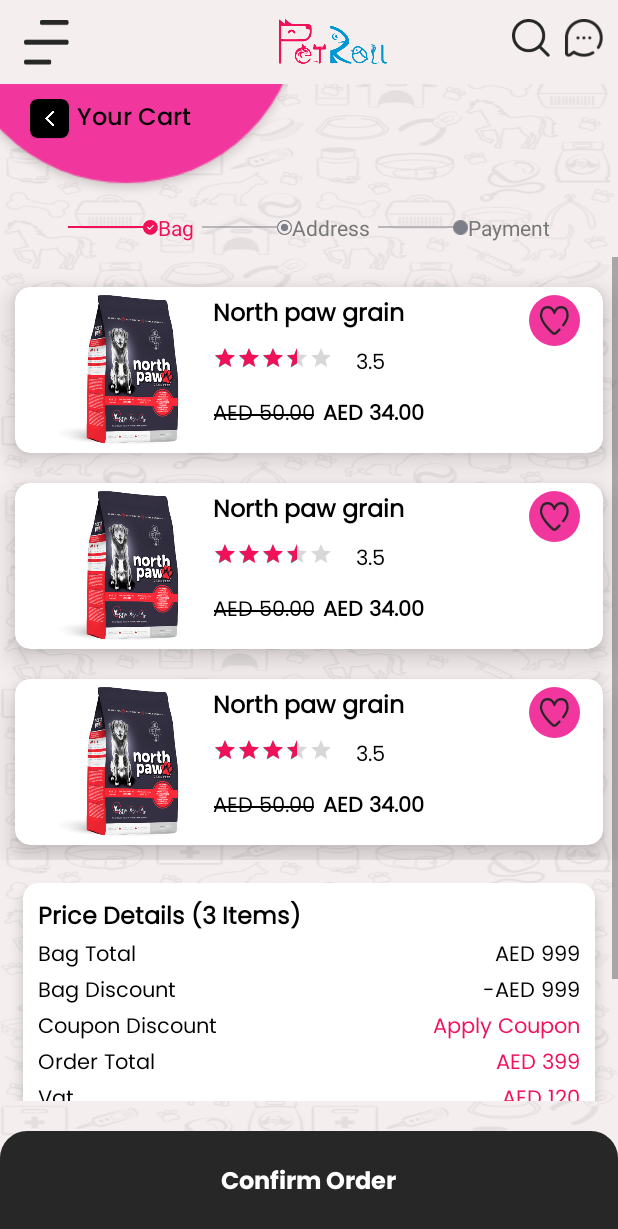
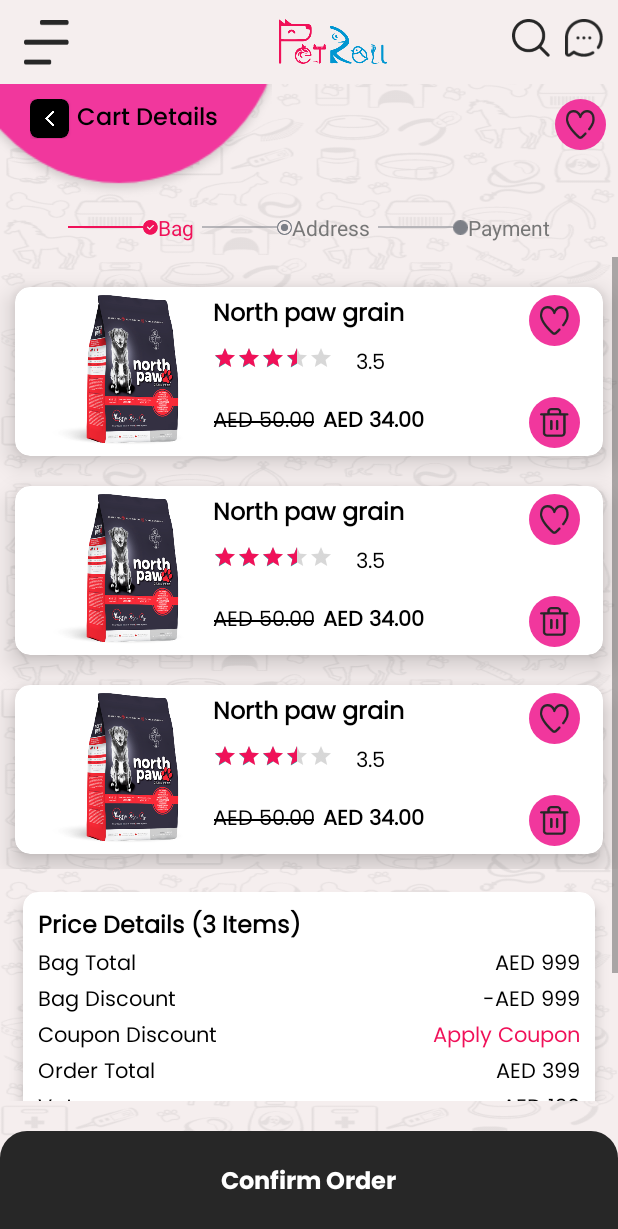
Before and after one commit to aman-adsandurl/petroll_user, an Android app: the CartActivity screen opened directly, with no data from a screen before it, on a phone screen of 412 x 824 dp. Shown: the top 1229 px of the screen. Run offline under Robolectric (Android 15) with nearby library versions, the phone set to English and light mode, and no system bars; our stand-ins replace sdp/ssp sizes; libraries missing offline, so code that uses them is left out: com.etebarian.meowbottomnavigation; plain views replace MeowBottomNavigation; 7 statements that could not run were skipped.

Commit message:
CartActivity: updated ui

```diff
--- a/app/src/main/java/com/petroll/ui/cart/CartActivity.kt
+++ b/app/src/main/java/com/petroll/ui/cart/CartActivity.kt
@@ -2,6 +2,7 @@ package com.petroll.ui.cart
 
 import android.content.Intent
 import android.os.Bundle
+import androidx.appcompat.content.res.AppCompatResources
 import androidx.core.content.ContextCompat
 import androidx.fragment.app.Fragment
 import androidx.fragment.app.FragmentManager
@@ -29,7 +30,7 @@ class CartActivity : BaseActivity() {
         setUpBottomClickedView(false)
         hideBottomBar(getString(R.string.confirm_order))
         backButtonHandling()
-        binding.back.tvBack.text = getString(R.string.your_cart)
+        binding.back.tvBack.text = getString(R.string.cart_details)
         setNextClick()
         setUpViewPager()
     }
@@ -39,14 +40,14 @@ class CartActivity : BaseActivity() {
         baseBind.rlNext.setOnClickListener {
             when (binding.vpFragments.currentItem) {
                 0 -> {
-                    binding.vpFragments.setCurrentItem(1)
+                    binding.vpFragments.currentItem = 1
                     setBottomBarText(getString(R.string.checkout))
                     binding.back.tvBack.text = getString(R.string.address)
                     binding.topProgress.ivAddress.setColorFilter(ContextCompat.getColor(this,R.color.indicator_highlight))
                     binding.topProgress.tvAddress.setTextColor(ContextCompat.getColor(this, R.color.indicator_highlight))
                 }
                 1 -> {
-                    binding.vpFragments.setCurrentItem(2)
+                    binding.vpFragments.currentItem = 2
                     binding.back.tvBack.text = getString(R.string.payment)
                     setBottomBarText(getString(R.string.place_order))
                     binding.topProgress.ivPayment.setColorFilter(ContextCompat.getColor(this,R.color.indicator_highlight))
@@ -62,14 +63,20 @@ class CartActivity : BaseActivity() {
         }
     }
 
-    fun backButtonHandling() {
+    private fun backButtonHandling() {
+        binding.iclFav.setImageResource(
+            R.drawable.ic_wishlist,
+            AppCompatResources.getColorStateList(this, R.color.skip_circle_color)
+        )
+        //my wishlist
+
         binding.back.backLayout.setOnClickListener {
             when (binding.vpFragments.currentItem) {
                 0 -> {
                     finish()
                 }
                 1 -> {
-                    binding.vpFragments.setCurrentItem(0)
+                    binding.vpFragments.currentItem = 0
                     binding.back.tvBack.text = getString(R.string.your_cart)
                     setBottomBarText(getString(R.string.confirm_order))
 //                    backButtonHandling()
@@ -78,7 +85,7 @@ class CartActivity : BaseActivity() {
                     binding.topProgress.tvAddress.setTextColor(ContextCompat.getColor(this, R.color.top_text_color))
                 }
                 else -> {
-                    binding.vpFragments.setCurrentItem(1)
+                    binding.vpFragments.currentItem = 1
                     binding.back.tvBack.text = getString(R.string.address)
                     setBottomBarText(getString(R.string.checkout))
                     binding.topProgress.ivPayment.setColorFilter(ContextCompat.getColor(this,R.color.line_color))
@@ -90,11 +97,11 @@ class CartActivity : BaseActivity() {
     }
 
     fun setUpViewPager() {
-        var adapter = MyPageAdapter(supportFragmentManager)
+        val adapter = MyPageAdapter(supportFragmentManager)
         binding.vpFragments.adapter = adapter
 
         binding.vpFragments.setOnTouchListener { _, _ ->
-            binding.vpFragments.getParent().requestDisallowInterceptTouchEvent(true)
+            binding.vpFragments.parent.requestDisallowInterceptTouchEvent(true)
             true
         }
     }
--- a/app/src/main/java/com/petroll/ui/dashboard/adapter/CartAdapter.kt
+++ b/app/src/main/java/com/petroll/ui/dashboard/adapter/CartAdapter.kt
@@ -9,7 +9,7 @@ import androidx.recyclerview.widget.RecyclerView
 import com.petroll.R
 import com.petroll.utils.IconCircleLayout
 
-class CartAdapter(val context: Context): RecyclerView.Adapter<CartAdapter.ViewHolder>() {
+class CartAdapter(val context: Context) : RecyclerView.Adapter<CartAdapter.ViewHolder>() {
     override fun onCreateViewHolder(parent: ViewGroup, viewType: Int): ViewHolder {
         val view = LayoutInflater.from(parent.context)
             .inflate(R.layout.row_cart, parent, false)
@@ -22,10 +22,19 @@ class CartAdapter(val context: Context): RecyclerView.Adapter<CartAdapter.ViewHo
     }
 
     class ViewHolder(ItemView: View) : RecyclerView.ViewHolder(ItemView) {
-        val iclFav = itemView.findViewById<IconCircleLayout>(R.id.icl_fav)
+        val iclFav: IconCircleLayout = itemView.findViewById(R.id.icl_fav)
+        val icDelete: IconCircleLayout = itemView.findViewById(R.id.icl_delete)
     }
 
     override fun onBindViewHolder(holder: ViewHolder, position: Int) {
-        holder.iclFav.setImageResource(R.drawable.ic_wishlist, AppCompatResources.getColorStateList(context,R.color.skip_circle_color))
+        holder.iclFav.setImageResource(
+            R.drawable.ic_wishlist,
+            AppCompatResources.getColorStateList(context, R.color.skip_circle_color)
+        )
+
+        holder.icDelete.setImageResource(
+            R.drawable.ic_delete_black,
+            AppCompatResources.getColorStateList(context, R.color.skip_circle_color)
+        )
     }
 }
--- a/app/src/main/res/layout/activity_cart.xml
+++ b/app/src/main/res/layout/activity_cart.xml
@@ -1,9 +1,8 @@
 <?xml version="1.0" encoding="utf-8"?>
 <LinearLayout xmlns:android="http://schemas.android.com/apk/res/android"
     android:layout_width="match_parent"
-    xmlns:app="http://schemas.android.com/apk/res-auto"
-    android:orientation="vertical"
-    android:layout_height="match_parent">
+    android:layout_height="match_parent"
+    android:orientation="vertical">
 
     <LinearLayout
         android:id="@+id/rl_top_bar"
@@ -16,30 +15,40 @@
             android:layout_width="0dp"
             android:layout_height="wrap_content"
             android:layout_weight="1" />
+
+        <com.petroll.utils.IconCircleLayout
+            android:id="@+id/icl_fav"
+            android:layout_width="wrap_content"
+            android:layout_height="wrap_content"
+            android:layout_marginStart="@dimen/_5sdp"
+            android:layout_marginTop="@dimen/dimen10"
+            android:layout_marginEnd="@dimen/dimen8"
+            android:layout_weight="1"
+            android:gravity="end" />
     </LinearLayout>
 
     <!--    layout for the upper progress-->
     <include
         android:id="@+id/top_progress"
-            layout="@layout/layout_top_progress"/>
+        layout="@layout/layout_top_progress" />
     <!--    end of the layout -->
 
     <ScrollView
         android:layout_width="match_parent"
+        android:layout_height="match_parent"
         android:fillViewport="true"
-        android:fitsSystemWindows="true"
-        android:layout_height="match_parent">
+        android:fitsSystemWindows="true">
 
         <RelativeLayout
             android:layout_width="match_parent"
-            android:orientation="vertical"
-            android:layout_height="wrap_content">
+            android:layout_height="wrap_content"
+            android:orientation="vertical">
 
             <androidx.viewpager.widget.ViewPager
                 android:id="@+id/vp_fragments"
-        android:layout_marginBottom="@dimen/dimen20"
                 android:layout_width="match_parent"
-        android:layout_height="wrap_content"/>
+                android:layout_height="wrap_content"
+                android:layout_marginBottom="@dimen/dimen20" />
 
         </RelativeLayout>
     </ScrollView>
--- a/app/src/main/res/layout/fragment_cart.xml
+++ b/app/src/main/res/layout/fragment_cart.xml
@@ -3,45 +3,47 @@
     xmlns:app="http://schemas.android.com/apk/res-auto"
     android:layout_width="match_parent"
     android:layout_height="match_parent">
+
     <LinearLayout
         android:layout_width="match_parent"
-    android:orientation="vertical"
-    android:layout_height="wrap_content">
+        android:layout_height="wrap_content"
+        android:orientation="vertical">
 
         <RelativeLayout
             android:layout_width="match_parent"
             android:layout_height="wrap_content">
+
             <androidx.recyclerview.widget.RecyclerView
                 android:id="@+id/rv_cart"
-        android:layout_marginTop="@dimen/dimen10"
                 android:layout_width="match_parent"
-        android:layout_height="wrap_content"/>
+                android:layout_height="wrap_content"
+                android:layout_marginTop="@dimen/dimen10" />
 
         </RelativeLayout>
+
         <androidx.cardview.widget.CardView
             android:id="@+id/cv_payment"
-        android:layout_below="@id/vp_fragments"
             android:layout_width="match_parent"
+            android:layout_height="wrap_content"
+            android:layout_margin="@dimen/dimen15"
+            app:cardBackgroundColor="@color/white"
             app:cardCornerRadius="@dimen/dimen10"
-        android:layout_margin="@dimen/dimen15"
-        app:cardElevation="@dimen/dimen5"
-        app:cardBackgroundColor="@color/white"
-        android:layout_height="wrap_content">
+            app:cardElevation="@dimen/dimen5">
 
             <LinearLayout
                 android:layout_width="match_parent"
+                android:layout_height="wrap_content"
                 android:orientation="vertical"
-            android:padding="@dimen/dimen10"
-            android:layout_height="wrap_content">
+                android:padding="@dimen/dimen10">
 
                 <androidx.appcompat.widget.AppCompatTextView
                     android:layout_width="match_parent"
+                    android:layout_height="wrap_content"
+                    android:fontFamily="@font/poppins_regular"
+                    android:text="Price Details (3 Items)"
                     android:textColor="@color/black"
-                android:textStyle="bold"
-                android:fontFamily="@font/poppins_regular"
                     android:textSize="@dimen/text16"
-                android:text="Price Details (3 Items)"
-                android:layout_height="wrap_content"/>
+                    android:textStyle="bold" />
 
                 <RelativeLayout
                     android:layout_width="match_parent"
@@ -52,18 +54,18 @@
                         android:layout_height="wrap_content"
                         android:layout_alignParentStart="true"
                         android:fontFamily="@font/poppins_regular"
-                    android:text="Bag Total"
+                        android:text="@string/bag_total"
                         android:textColor="@color/black"
                         android:textSize="@dimen/text14" />
 
                     <TextView
                         android:layout_width="wrap_content"
-                    android:textSize="@dimen/text14"
-                    android:textColor="@color/black"
+                        android:layout_height="wrap_content"
+                        android:layout_alignParentEnd="true"
                         android:fontFamily="@font/poppins_regular"
                         android:text="AED 999"
-                    android:layout_alignParentEnd="true"
-                    android:layout_height="wrap_content"/>
+                        android:textColor="@color/black"
+                        android:textSize="@dimen/text14" />
 
                 </RelativeLayout>
 
@@ -73,46 +75,21 @@
 
                     <TextView
                         android:layout_width="wrap_content"
-                    android:textSize="@dimen/text14"
+                        android:layout_height="wrap_content"
+                        android:layout_alignParentStart="true"
+                        android:fontFamily="@font/poppins_regular"
+                        android:text="@string/bag_discount"
                         android:textColor="@color/black"
-                    android:fontFamily="@font/poppins_regular"
-                    android:text="Bag Discount"
-                    android:layout_alignParentStart="true"
-                    android:layout_height="wrap_content"/>
+                        android:textSize="@dimen/text14" />
 
                     <TextView
                         android:layout_width="wrap_content"
-                    android:textSize="@dimen/text14"
-                    android:textColor="@color/black"
+                        android:layout_height="wrap_content"
+                        android:layout_alignParentEnd="true"
                         android:fontFamily="@font/poppins_regular"
                         android:text="-AED 999"
-                    android:layout_alignParentEnd="true"
-                    android:layout_height="wrap_content"/>
-
-
-            </RelativeLayout>
-
-            <RelativeLayout
-                android:layout_width="match_parent"
-                android:layout_height="wrap_content">
-
-                <TextView
-                    android:layout_width="wrap_content"
-                    android:textSize="@dimen/text14"
                         android:textColor="@color/black"
-                    android:fontFamily="@font/poppins_regular"
-                    android:text="Coupon Discount"
-                    android:layout_alignParentStart="true"
-                    android:layout_height="wrap_content"/>
-
-                <TextView
-                    android:layout_width="wrap_content"
-                    android:textSize="@dimen/text14"
-                    android:textColor="@color/indicator_highlight"
-                    android:fontFamily="@font/poppins_regular"
-                    android:text="Apply Coupon"
-                    android:layout_alignParentEnd="true"
-                    android:layout_height="wrap_content"/>
+                        android:textSize="@dimen/text14" />
 
 
                 </RelativeLayout>
@@ -126,18 +103,19 @@
                         android:layout_height="wrap_content"
                         android:layout_alignParentStart="true"
                         android:fontFamily="@font/poppins_regular"
-                    android:text="Order Total"
+                        android:text="@string/coupon_discount"
                         android:textColor="@color/black"
                         android:textSize="@dimen/text14" />
 
                     <TextView
                         android:layout_width="wrap_content"
-                    android:textSize="@dimen/text14"
+                        android:layout_height="wrap_content"
+                        android:layout_alignParentEnd="true"
+                        android:layout_marginEnd="0dp"
+                        android:fontFamily="@font/poppins_regular"
+                        android:text="@string/apply_coupon"
                         android:textColor="@color/indicator_highlight"
-                    android:fontFamily="@font/poppins_regular"
-                    android:text="AED 399"
-                    android:layout_alignParentEnd="true"
-                    android:layout_height="wrap_content"/>
+                        android:textSize="@dimen/text14" />
 
 
                 </RelativeLayout>
@@ -148,57 +126,81 @@
 
                     <TextView
                         android:layout_width="wrap_content"
-                    android:textSize="@dimen/text14"
+                        android:layout_height="wrap_content"
+                        android:layout_alignParentStart="true"
+                        android:fontFamily="@font/poppins_regular"
+                        android:text="@string/order_total"
                         android:textColor="@color/black"
-                    android:fontFamily="@font/poppins_regular"
-                    android:text="Vat"
-                    android:layout_alignParentStart="true"
-                    android:layout_height="wrap_content"/>
+                        android:textSize="@dimen/text14" />
 
                     <TextView
                         android:layout_width="wrap_content"
-                    android:textSize="@dimen/text14"
-                    android:textColor="@color/indicator_highlight"
+                        android:layout_height="wrap_content"
+                        android:layout_alignParentEnd="true"
+                        android:fontFamily="@font/poppins_regular"
+                        android:text="AED 399"
+                        android:textColor="@color/black"
+                        android:textSize="@dimen/text14" />
+
+
+                </RelativeLayout>
+
+                <RelativeLayout
+                    android:layout_width="match_parent"
+                    android:layout_height="wrap_content">
+
+                    <TextView
+                        android:layout_width="wrap_content"
+                        android:layout_height="wrap_content"
+                        android:layout_alignParentStart="true"
+                        android:fontFamily="@font/poppins_regular"
+                        android:text="@string/vat"
+                        android:textColor="@color/black"
+                        android:textSize="@dimen/text14" />
+
+                    <TextView
+                        android:layout_width="wrap_content"
+                        android:layout_height="wrap_content"
+                        android:layout_alignParentEnd="true"
                         android:fontFamily="@font/poppins_regular"
                         android:text="AED 120"
-                    android:layout_alignParentEnd="true"
-                    android:layout_height="wrap_content"/>
+                        android:textColor="@color/black"
+                        android:textSize="@dimen/text14" />
 
 
                 </RelativeLayout>
 
                 <View
+                    android:layout_width="match_parent"
+                    android:layout_height="1dp"
                     android:layout_marginTop="@dimen/dimen10"
-                android:background="@color/black"
                     android:alpha="0.5"
-                android:layout_width="match_parent"
-                android:layout_height="1dp"/>
+                    android:background="@color/black" />
 
                 <RelativeLayout
-                android:layout_marginTop="@dimen/dimen20"
                     android:layout_width="match_parent"
-                android:layout_height="wrap_content">
+                    android:layout_height="wrap_content"
+                    android:layout_marginTop="@dimen/dimen20">
 
                     <TextView
                         android:layout_width="wrap_content"
+                        android:layout_height="wrap_content"
+                        android:layout_alignParentStart="true"
+                        android:fontFamily="@font/poppins_regular"
+                        android:text="@string/total"
+                        android:textColor="@color/black"
                         android:textSize="@dimen/text16"
-                    android:textColor="@color/black"
-                    android:fontFamily="@font/poppins_regular"
-                    android:text="Total"
-                    android:textStyle="bold"
-                    android:layout_alignParentStart="true"
-                    android:layout_height="wrap_content"/>
+                        android:textStyle="bold" />
 
                     <TextView
                         android:layout_width="wrap_content"
-                    android:textSize="@dimen/text16"
-                    android:textColor="@color/indicator_highlight"
+                        android:layout_height="wrap_content"
+                        android:layout_alignParentEnd="true"
                         android:fontFamily="@font/poppins_regular"
                         android:text="AED 136"
-                    android:textStyle="bold"
-                    android:textColorHighlight="@color/black"
-                    android:layout_alignParentEnd="true"
-                    android:layout_height="wrap_content"/>
+                        android:textColor="@color/black"
+                        android:textSize="@dimen/text16"
+                        android:textStyle="bold" />
 
 
                 </RelativeLayout>
--- a/app/src/main/res/layout/row_cart.xml
+++ b/app/src/main/res/layout/row_cart.xml
@@ -1,22 +1,22 @@
 <?xml version="1.0" encoding="utf-8"?>
 <androidx.cardview.widget.CardView xmlns:android="http://schemas.android.com/apk/res/android"
     xmlns:app="http://schemas.android.com/apk/res-auto"
+    android:layout_width="match_parent"
+    android:layout_height="wrap_content"
     android:layout_margin="@dimen/dimen10"
     app:cardCornerRadius="@dimen/dimen10"
-    app:cardElevation="@dimen/dimen10"
-    android:layout_width="match_parent"
-    android:layout_height="wrap_content">
+    app:cardElevation="@dimen/dimen10">
 
     <LinearLayout
         android:layout_width="match_parent"
+        android:layout_height="wrap_content"
         android:orientation="horizontal"
-        android:padding="@dimen/dimen5"
-        android:layout_height="wrap_content">
+        android:padding="@dimen/dimen5">
 
         <RelativeLayout
             android:layout_width="0dp"
-            android:layout_weight="1"
-            android:layout_height="wrap_content">
+            android:layout_height="wrap_content"
+            android:layout_weight="1">
 
             <ImageView
                 android:id="@+id/iv_user"
@@ -29,22 +29,23 @@
 
         <LinearLayout
             android:layout_width="0dp"
-            android:orientation="vertical"
+            android:layout_height="wrap_content"
             android:layout_weight="2"
-            android:layout_height="wrap_content">
+            android:orientation="vertical">
 
             <RelativeLayout
                 android:layout_width="match_parent"
                 android:layout_height="wrap_content">
+
                 <TextView
                     android:id="@+id/tv_user_name"
                     android:layout_width="wrap_content"
                     android:layout_height="wrap_content"
+                    android:fontFamily="@font/poppins_regular"
                     android:text="North paw grain"
-                android:textStyle="bold"
                     android:textColor="@color/black"
-                android:fontFamily="@font/poppins_regular"
-                android:textSize="@dimen/dimen16"/>
+                    android:textSize="@dimen/dimen16"
+                    android:textStyle="bold" />
 
                 <com.petroll.utils.IconCircleLayout
                     android:id="@+id/icl_fav"
@@ -72,14 +73,14 @@
                     android:stepSize="0.5" />
 
                 <androidx.appcompat.widget.AppCompatTextView
+                    android:id="@+id/tv_rating_user"
                     android:layout_width="wrap_content"
+                    android:layout_height="wrap_content"
+                    android:layout_marginStart="@dimen/dimen10"
+                    android:layout_toEndOf="@+id/rating_bar"
+                    android:fontFamily="@font/poppins_regular"
                     android:text="3.5"
-                    android:layout_toEndOf="@+id/rating_bar"
-                    android:id="@+id/tv_rating_user"
-                    android:layout_marginStart="@dimen/dimen10"
-                    android:textColor="@color/black"
-                    android:fontFamily="@font/poppins_regular"
-                    android:layout_height="wrap_content"/>
+                    android:textColor="@color/black" />
 
             </RelativeLayout>
 
@@ -101,17 +102,21 @@
                 <androidx.appcompat.widget.AppCompatTextView
                     android:layout_width="wrap_content"
                     android:layout_height="wrap_content"
+                    android:layout_centerVertical="true"
                     android:layout_marginStart="@dimen/dimen5"
-                    android:layout_centerVertical="true"
                     android:layout_toEndOf="@+id/tv_strike_price"
                     android:fontFamily="@font/poppins_regular"
                     android:text="AED 34.00"
                     android:textColor="@color/black"
                     android:textStyle="bold" />
 
+                <com.petroll.utils.IconCircleLayout
+                    android:id="@+id/icl_delete"
+                    android:layout_width="wrap_content"
+                    android:layout_height="wrap_content"
+                    android:layout_alignParentEnd="true"
+                    android:layout_marginEnd="@dimen/dimen10" />
             </RelativeLayout>
-
-
 
         </LinearLayout>
 
--- a/app/src/main/res/values/strings.xml
+++ b/app/src/main/res/values/strings.xml
@@ -139,6 +139,7 @@
     <string name="address">Address</string>
     <string name="payment">Payment</string>
     <string name="your_cart">Your Cart</string>
+    <string name="cart_details">Cart Details</string>
     <string name="checkout">Checkout</string>
     <string name="place_order">Place Order</string>
     <string name="shipping">Shipping To</string>
@@ -158,4 +159,11 @@
     <string name="place_your_bid">Place Your Bid</string>
     <string name="hint_email_only">Enter Email</string>
     <string name="hint_mobile">Enter Mobile Number</string>
+    <string name="bag_discount">Bag Discount</string>
+    <string name="bag_total">Bag Total</string>
+    <string name="coupon_discount">Coupon Discount</string>
+    <string name="apply_coupon">Apply Coupon</string>
+    <string name="order_total">Order Total</string>
+    <string name="vat">Vat</string>
+    <string name="total">Total</string>
 </resources>
```
Also changed, not shown: app/src/main/res/drawable/ic_delete_black.png (added). Lines whose indentation alone changed are shown as unchanged.
